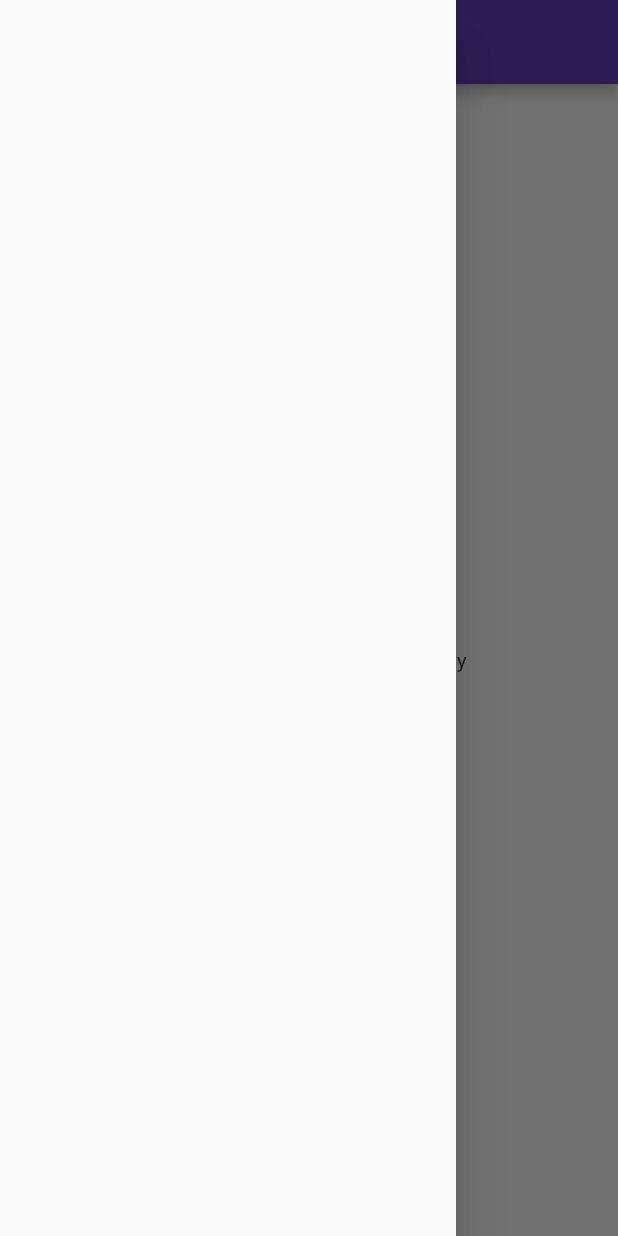
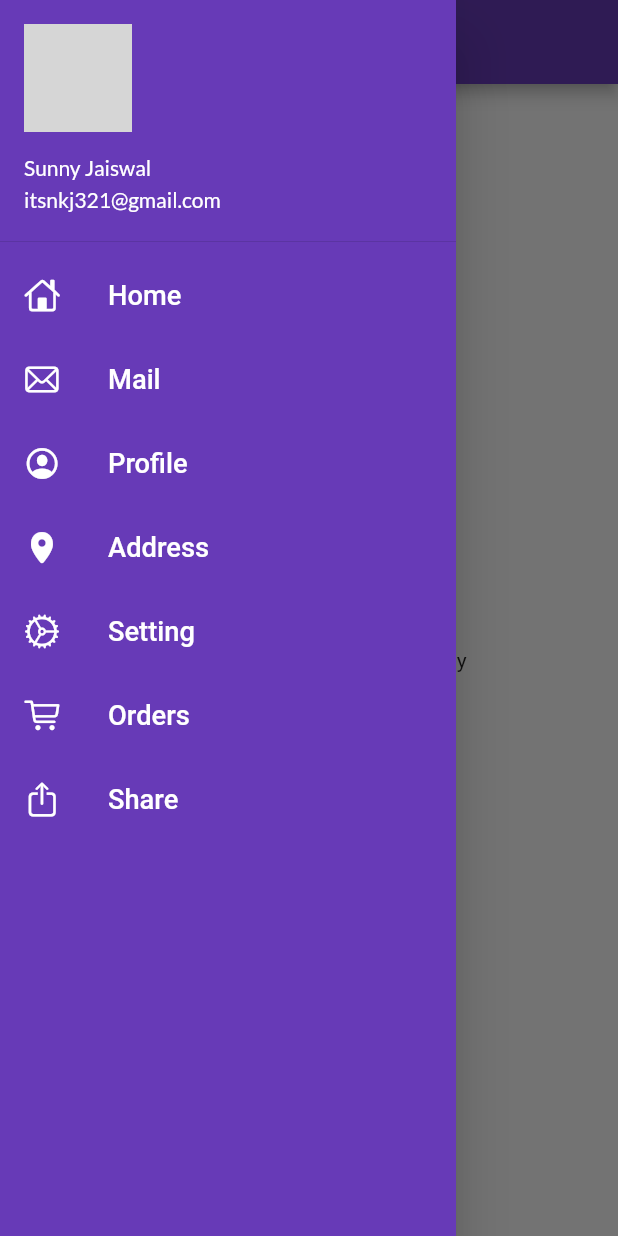
Before and after one commit to Sunny2k25/flutter_catelog, a Flutter app: the HomePage screen opened by its route, with the side drawer open, on a phone screen of 412 x 824 dp. Run offline on Flutter 3.47's test engine with Material 2 defaults, Android fonts, the phone set to English and light mode, and no system bars; our stand-ins replace google_fonts; network calls fail; grey boxes are pictures that could not be loaded.

Commit message:
day 9 commit

```diff
--- a/lib/Pages/home_page.dart
+++ b/lib/Pages/home_page.dart
@@ -1,4 +1,6 @@
 import 'package:flutter/material.dart';
+
+import '../widgets/drawer.dart';
 // ignore_for_file: prefer_const_constructors
 
 class HomePage extends StatelessWidget {
@@ -19,7 +21,7 @@ class HomePage extends StatelessWidget {
           child: Text("Welcome in My $name1 by $name"),
         ),
       ),
-      drawer: Drawer(),
+      drawer: MyDrawer(),
     );
   }
 }
--- /dev/null
+++ b/lib/widgets/drawer.dart
@@ -0,0 +1,120 @@
+import 'package:flutter/cupertino.dart';
+import 'package:flutter/material.dart';
+
+class MyDrawer extends StatelessWidget {
+  const MyDrawer({super.key});
+// ignore_for_file: prefer_const_constructors
+
+  @override
+  Widget build(BuildContext context) {
+    // ignore: prefer_const_declarations
+    final imageurl =
+        "https://blog.uniformjunction.com/wp-content/uploads/2021/03/D5C316B3-8AE2-4A2A-B748-B5D9577C3229.png";
+
+    return Drawer(
+      child: Container(
+        color: Colors.deepPurple,
+        child: ListView(
+          padding: EdgeInsets.zero,
+          // ignore: prefer_const_literals_to_create_immutables
+          children: [
+            DrawerHeader(
+                padding: EdgeInsets.zero,
+                child: UserAccountsDrawerHeader(
+                    margin: EdgeInsets.zero,
+                    decoration: BoxDecoration(color: Colors.deepPurple),
+                    accountName: Text(
+                      "Sunny Jaiswal",
+                      style: TextStyle(color: Colors.white),
+                    ),
+                    accountEmail: Text(
+                      "itsnkj321@gmail.com",
+                      style: TextStyle(color: Colors.white),
+                    ),
+                    currentAccountPicture: CircleAvatar(
+                      backgroundImage:
+                          NetworkImage(imageurl), //Image.network(imageurl)
+                    ))),
+            ListTile(
+              leading: Icon(
+                CupertinoIcons.home,
+                color: Colors.white,
+              ),
+              title: Text(
+                "Home",
+                textScaleFactor: 1.3,
+                style: TextStyle(color: Colors.white),
+              ),
+            ),
+            ListTile(
+              leading: Icon(
+                CupertinoIcons.mail,
+                color: Colors.white,
+              ),
+              title: Text(
+                "Mail",
+                textScaleFactor: 1.3,
+                style: TextStyle(color: Colors.white),
+              ),
+            ),
+            ListTile(
+              leading: Icon(
+                CupertinoIcons.profile_circled,
+                color: Colors.white,
+              ),
+              title: Text(
+                "Profile",
+                textScaleFactor: 1.3,
+                style: TextStyle(color: Colors.white),
+              ),
+            ),
+            ListTile(
+              leading: Icon(
+                CupertinoIcons.location_solid,
+                color: Colors.white,
+              ),
+              title: Text(
+                "Address",
+                textScaleFactor: 1.3,
+                style: TextStyle(color: Colors.white),
+              ),
+            ),
+            ListTile(
+              leading: Icon(
+                CupertinoIcons.settings_solid,
+                color: Colors.white,
+              ),
+              title: Text(
+                "Setting",
+                textScaleFactor: 1.3,
+                style: TextStyle(color: Colors.white),
+              ),
+            ),
+            ListTile(
+              leading: Icon(
+                CupertinoIcons.shopping_cart,
+                color: Colors.white,
+              ),
+              title: Text(
+                "Orders",
+                textScaleFactor: 1.3,
+                style: TextStyle(color: Colors.white),
+              ),
+            ),
+            ListTile(
+              leading: Icon(
+                CupertinoIcons.share,
+                color: Colors.white,
+              ),
+              title: Text(
+                "Share",
+                textScaleFactor: 1.3,
+                style: TextStyle(color: Colors.white),
+              ),
+            )
+          ],
+        ),
+      ),
+    );
+  }
+}
--- a/lib/main.dart
+++ b/lib/widgets/main.dart
@@ -3,7 +3,7 @@ import 'package:flutter_catelog/Pages/home_page.dart';
 import 'package:flutter_catelog/utils/routes.dart';
 import 'package:google_fonts/google_fonts.dart';
 
-import 'Pages/login_page.dart';
+import '../Pages/login_page.dart';
 // ignore_for_file: prefer_const_constructors
 
 void main(List<String> args) {
@@ -21,6 +21,7 @@ class MyApp extends StatelessWidget {
           primarySwatch: Colors.deepPurple,
           primaryTextTheme: GoogleFonts.latoTextTheme()),
       darkTheme: ThemeData(brightness: Brightness.dark),
+      debugShowCheckedModeBanner: false,
       routes: {
         "/": (context) => LoginPage(),
         MyRoutes.homeRoute: (context) => HomePage(),
```
Also changed, not shown: 1 other file.
